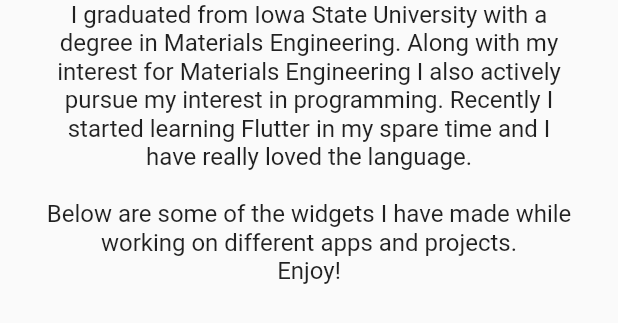
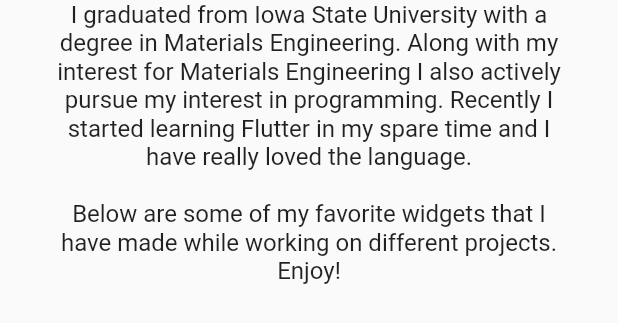
Before and after one commit to Flutter-Buddies/App, a Flutter app: what aboutMe() shows on an empty page, opened directly, on a phone screen of 412 x 824 dp. Shown: the top 323 px of the screen. Run offline on Flutter 3.47's test engine with Material 2 defaults, Android fonts, the phone set to English and light mode, and no system bars; our stand-ins replace faker, flutter_dotenv, font_awesome_flutter; network calls fail.

Commit message:
small change to about me text

```diff
--- a/lib/widgets/user_widgets/goober0329/goober_widget.dart
+++ b/lib/widgets/user_widgets/goober0329/goober_widget.dart
@@ -119,8 +119,8 @@ Widget aboutMe() {
       " Along with my interest for Materials Engineering I also actively pursue"
       " my interest in programming. Recently I started learning Flutter in my"
       " spare time and I have really loved the language."
-      "\n\nBelow are some of the widgets I have made while working on "
-      "different apps and projects."
+      "\n\nBelow are some of my favorite widgets that I have made while working on "
+      "different projects."
       "\nEnjoy!",
       style: TextStyle(fontSize: 16),
       textAlign: TextAlign.center,
```
